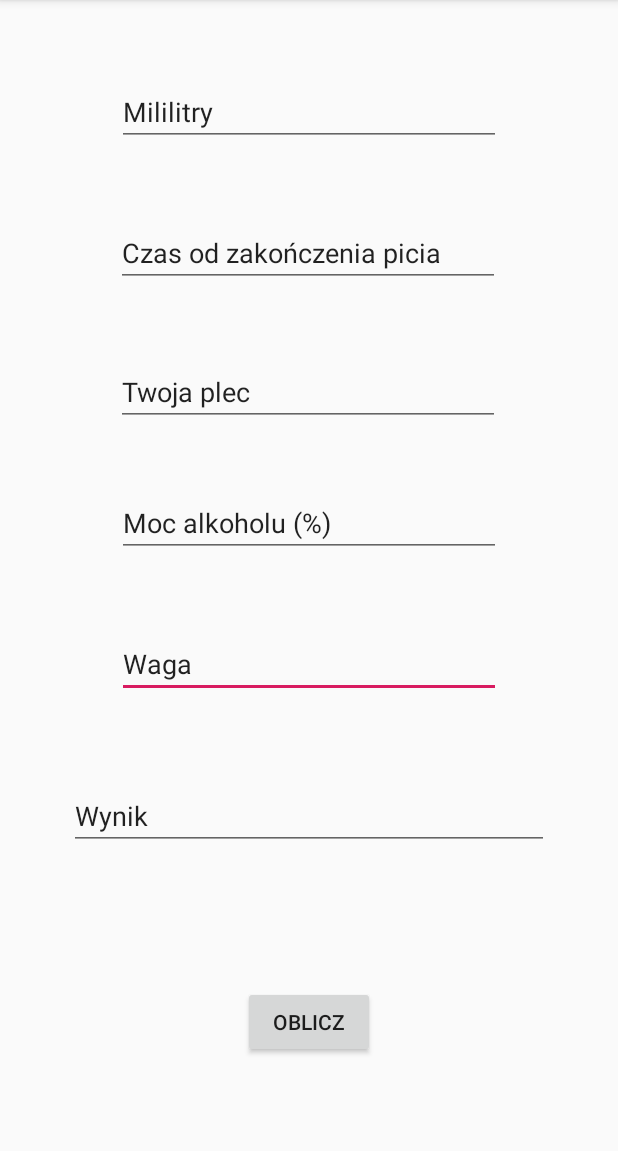
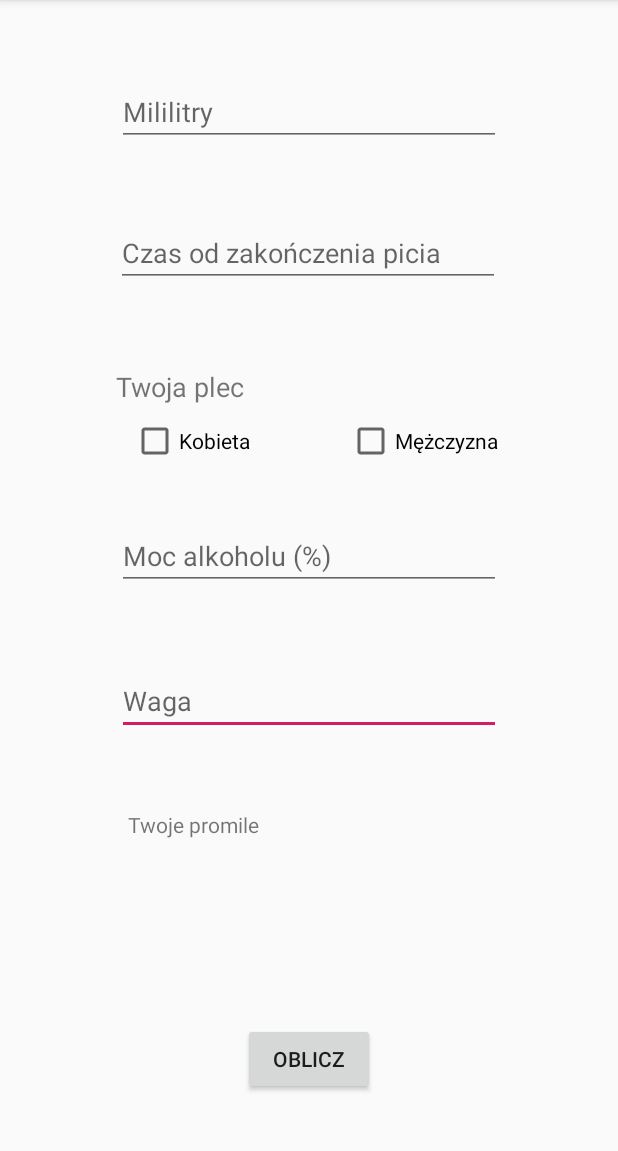
Before and after one commit to Vadym-M/Calculator, an Android app: the MainActivity2 screen opened directly, with no data from a screen before it, on a phone screen of 412 x 824 dp, the part 84-1235 px from its top. Run offline under Robolectric (Android 15) with nearby library versions, the phone set to English and light mode, and no system bars.

```diff
--- a/app/src/main/java/com/vinade_app/calculator/MainActivity2.java
+++ b/app/src/main/java/com/vinade_app/calculator/MainActivity2.java
@@ -3,12 +3,19 @@ package com.vinade_app.calculator;
 import androidx.appcompat.app.AppCompatActivity;
 
 import android.os.Bundle;
+import android.util.Log;
 import android.view.View;
 import android.widget.Button;
+import android.widget.CheckBox;
 import android.widget.EditText;
 import android.widget.TextView;
 
 public class MainActivity2 extends AppCompatActivity {
+
+    EditText Waga, Mililitry, Procent, Czas;
+    TextView Wynik, Plec;
+    CheckBox checkBox, checkBox2;
+    double promile_usuwane;
 
     @Override
     protected void onCreate(Bundle savedInstanceState) {
@@ -18,22 +25,58 @@ public class MainActivity2 extends AppCompatActivity {
         Button tekstBtn = findViewById(R.id.button);
         final TextView Wynik =  findViewById(R.id.Wynik);
 
+        init();
+
         tekstBtn.setOnClickListener(new View.OnClickListener() {
+
             @Override
             public void onClick(View view) {
 
-                EditText WagaPole= findViewById(R.id.Waga);
-                String WagaString=WagaPole.getText().toString();
 
-                EditText MililitryPole = findViewById(R.id.Mililitry);
-                String MililitryString = MililitryPole.getText().toString();
+                double WagaInt=Integer.parseInt(Waga.getText().toString());
+                double ProcentInt=Integer.parseInt(Procent.getText().toString());
+                double CzasInt=Integer.parseInt(Czas.getText().toString());
+                double MililitryInt = Integer.parseInt(Mililitry.getText().toString());
 
-                Integer Mililitry = Integer.parseInt(MililitryString);
-                Integer Waga = Integer.parseInt(WagaString);
+                double zmienna = MililitryInt * ((ProcentInt/100) * 0.79);
 
-                Wynik.setText(Mililitry*Waga);
+
+                Log.d("test", String.valueOf(zmienna));
+
+                if(checkBox.isChecked()){
+                    WagaInt = WagaInt * 0.6;
+                    promile_usuwane = 0.11;
+                    Log.d("test", "checkbox 1");
+                }
+                if(checkBox2.isChecked()){
+                    WagaInt = WagaInt * 0.7;
+                    promile_usuwane = 0.13;
+                    Log.d("test", "checkbox 2");
+                }
+
+
+
+                zmienna = zmienna / WagaInt;
+
+                promile_usuwane = promile_usuwane * CzasInt;
+                zmienna = zmienna - promile_usuwane;
+
+                Wynik.setText(String.valueOf(zmienna));
 
             }
         });
     }
+    public void init(){
+        Waga = findViewById(R.id.Waga);
+        Procent = findViewById(R.id.Procent);
+        Mililitry = findViewById(R.id.Mililitry);
+        Plec = findViewById(R.id.Plec);
+        Czas = findViewById(R.id.Czas);
+        Wynik = findViewById(R.id.Wynik);
+        checkBox = findViewById(R.id.checkBox);
+        checkBox2 = findViewById(R.id.checkBox2);
+
+
+
+    }
 }
--- a/app/src/main/res/layout/activity_main2.xml
+++ b/app/src/main/res/layout/activity_main2.xml
@@ -21,14 +21,13 @@
         android:layout_width="wrap_content"
         android:layout_height="wrap_content"
         android:ems="12"
+        android:hint="Waga"
         android:inputType="numberDecimal"
-        android:text="Waga"
         app:layout_constraintBottom_toBottomOf="parent"
         app:layout_constraintEnd_toEndOf="parent"
-        app:layout_constraintHorizontal_bias="0.502"
         app:layout_constraintStart_toStartOf="parent"
         app:layout_constraintTop_toTopOf="parent"
-        app:layout_constraintVertical_bias="0.581" />
+        app:layout_constraintVertical_bias="0.615" />
 
     <EditText
         android:id="@+id/Mililitry"
@@ -36,7 +35,7 @@
         android:layout_height="wrap_content"
         android:ems="12"
         android:inputType="numberDecimal"
-        android:text="Mililitry"
+        android:hint="Mililitry"
         app:layout_constraintBottom_toBottomOf="parent"
         app:layout_constraintEnd_toEndOf="parent"
         app:layout_constraintHorizontal_bias="0.502"
@@ -49,22 +48,22 @@
         android:layout_width="wrap_content"
         android:layout_height="wrap_content"
         android:ems="12"
+        android:hint="Moc alkoholu (%)"
         android:inputType="numberDecimal"
-        android:text="Moc alkoholu (%)"
         app:layout_constraintBottom_toBottomOf="parent"
         app:layout_constraintEnd_toEndOf="parent"
-        app:layout_constraintHorizontal_bias="0.502"
         app:layout_constraintStart_toStartOf="parent"
-        app:layout_constraintTop_toTopOf="parent"
-        app:layout_constraintVertical_bias="0.451" />
+        app:layout_constraintTop_toBottomOf="@+id/checkBox2"
+        app:layout_constraintVertical_bias="0.092" />
 
-    <EditText
+    <TextView
         android:id="@+id/Plec"
         android:layout_width="wrap_content"
         android:layout_height="wrap_content"
         android:ems="12"
         android:inputType="numberDecimal"
         android:text="Twoja plec"
+        android:textSize="18dp"
         app:layout_constraintBottom_toBottomOf="parent"
         app:layout_constraintEnd_toEndOf="parent"
         app:layout_constraintHorizontal_bias="0.497"
@@ -78,7 +77,7 @@
         android:layout_height="wrap_content"
         android:ems="12"
         android:inputType="numberDecimal"
-        android:text="Czas od zakończenia picia"
+        android:hint="Czas od zakończenia picia"
         app:layout_constraintBottom_toBottomOf="parent"
         app:layout_constraintEnd_toEndOf="parent"
         app:layout_constraintHorizontal_bias="0.497"
@@ -86,13 +85,13 @@
         app:layout_constraintTop_toTopOf="parent"
         app:layout_constraintVertical_bias="0.202" />
 
-    <EditText
+    <TextView
         android:id="@+id/Wynik"
         android:layout_width="wrap_content"
         android:layout_height="wrap_content"
         android:ems="15"
         android:inputType="numberDecimal"
-        android:text="Wynik"
+        android:text="Twoje promile"
         app:layout_constraintBottom_toBottomOf="parent"
         app:layout_constraintEnd_toEndOf="parent"
         app:layout_constraintHorizontal_bias="0.497"
@@ -100,5 +99,26 @@
         app:layout_constraintTop_toTopOf="parent"
         app:layout_constraintVertical_bias="0.721" />
 
+    <CheckBox
+        android:id="@+id/checkBox"
+        android:layout_width="wrap_content"
+        android:layout_height="wrap_content"
+        android:layout_marginTop="8dp"
+        android:text="Kobieta"
+        app:layout_constraintEnd_toStartOf="@+id/checkBox2"
+        app:layout_constraintHorizontal_bias="0.573"
+        app:layout_constraintStart_toStartOf="parent"
+        app:layout_constraintTop_toBottomOf="@+id/Plec" />
+
+    <CheckBox
+        android:id="@+id/checkBox2"
+        android:layout_width="wrap_content"
+        android:layout_height="wrap_content"
+        android:layout_marginTop="8dp"
+        android:layout_marginEnd="80dp"
+        android:text="Mężczyzna"
+        app:layout_constraintEnd_toEndOf="parent"
+        app:layout_constraintTop_toBottomOf="@+id/Plec" />
+
 
 </androidx.constraintlayout.widget.ConstraintLayout>
```
